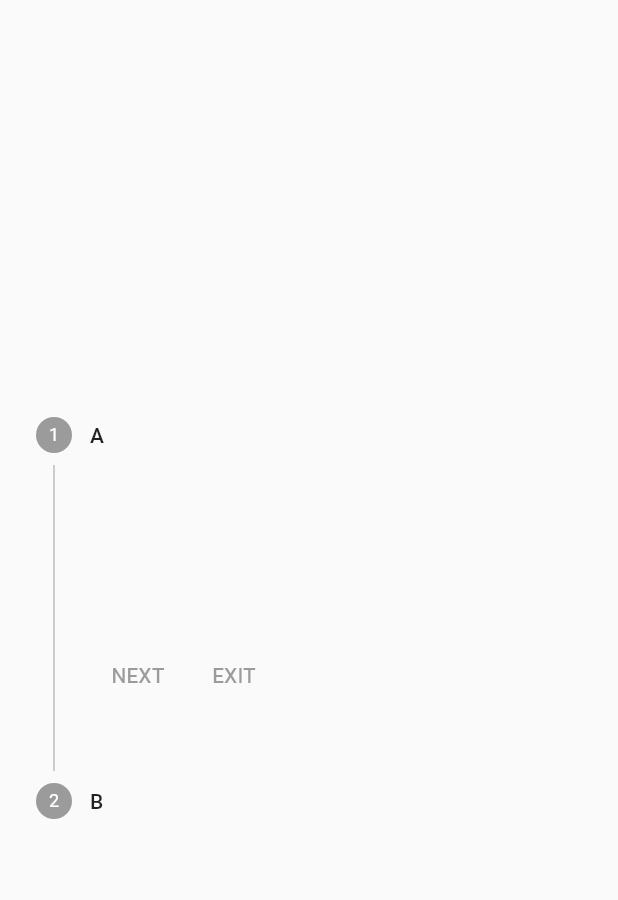
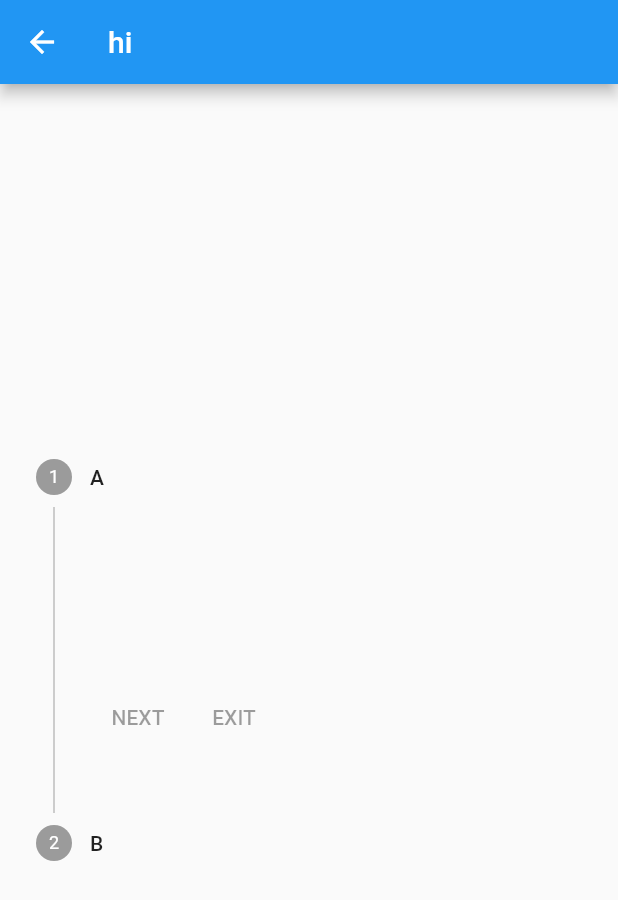
Before and after one commit to maye93/Mobile-Banking, a Flutter app: the Confirmation screen opened directly, on a phone screen of 412 x 824 dp. Shown: the top 900 px of the screen. Run offline on Flutter 3.47's test engine with Material 2 defaults, Android fonts, the phone set to English and light mode, and no system bars; our stand-ins replace font_awesome_flutter.

Commit message:
confirmation demo test

```diff
--- a/lib/Confirmation.dart
+++ b/lib/Confirmation.dart
@@ -11,6 +11,9 @@ class Confirmation extends StatelessWidget {
   @override
   Widget build(BuildContext context) {
     return Scaffold(
+        appBar: AppBar(
+          title: Title(color: Colors.black, child: Text("hi")),
+        ),
         body: Center(
             child: Stepper(
           controlsBuilder: (BuildContext context,
```
Lines whose indentation alone changed are shown as unchanged.
